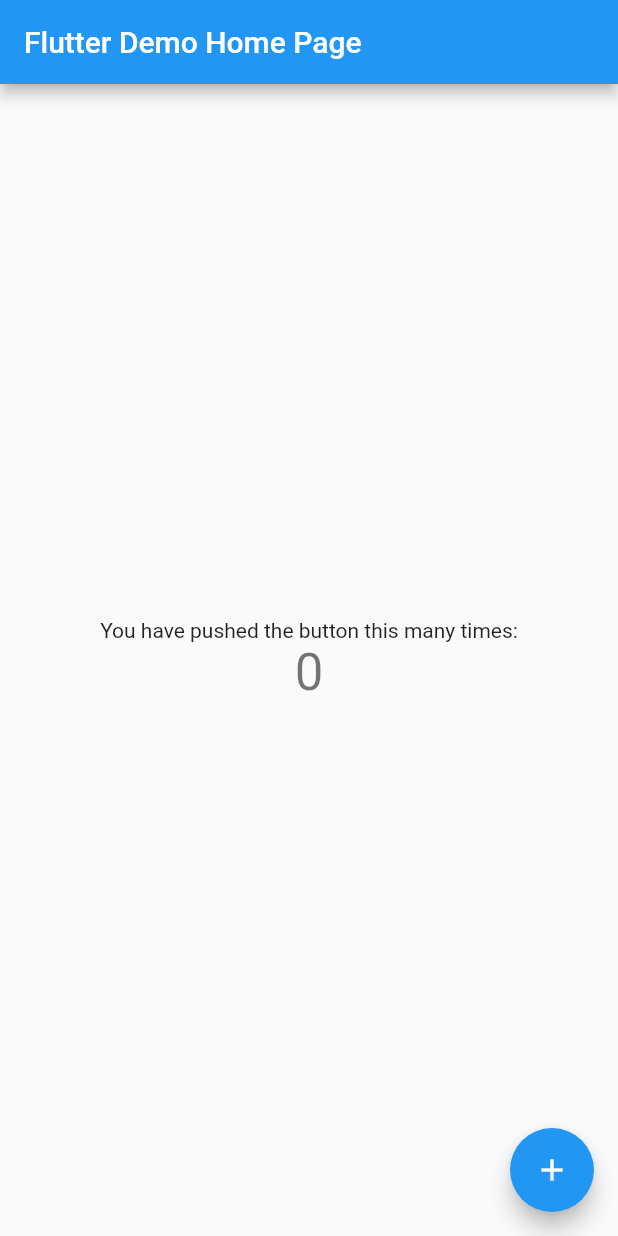
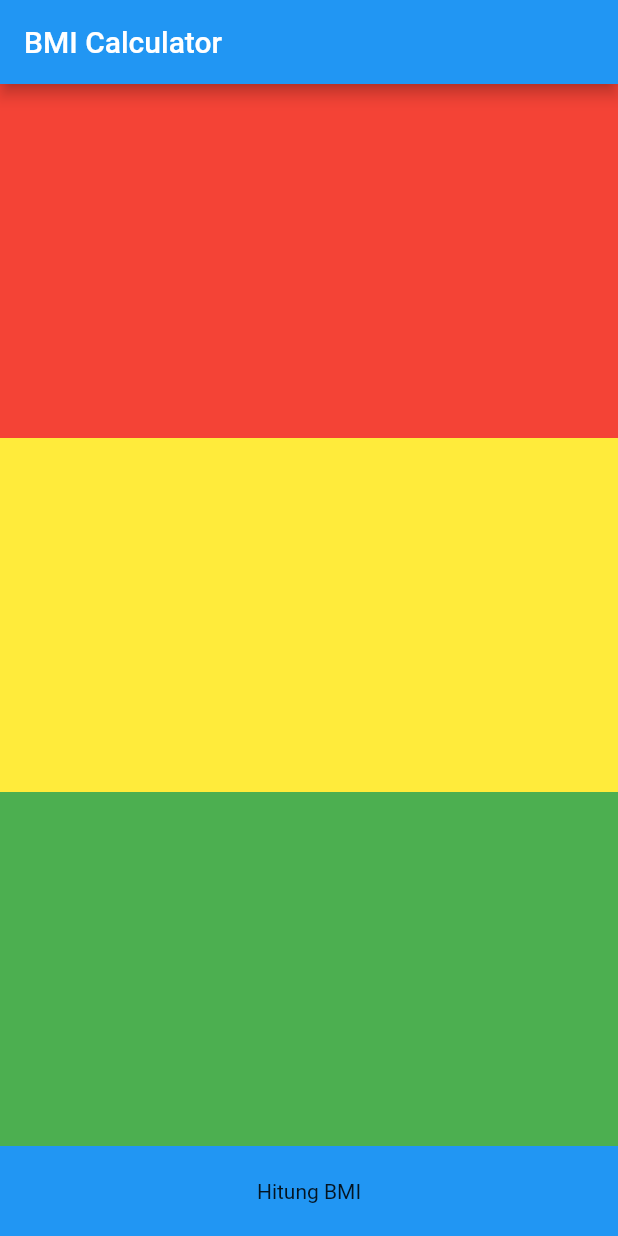
Before and after one commit to raihanpcr/app_bmi, a Flutter app: the screen it shows after launch, on a phone screen of 412 x 824 dp. Run offline on Flutter 3.47's test engine with Material 2 defaults, Android fonts, the phone set to English and light mode, and no system bars.

Commit message:
Thrid Commit

```diff
--- /dev/null
+++ b/lib/bmi_data_screen.dart
@@ -0,0 +1,52 @@
+import 'package:flutter/material.dart';
+
+import 'bmi_result_screen.dart';
+// import 'package:flutter/src/widgets/container.dart';
+// import 'package:flutter/src/widgets/framework.dart';
+
+class BmiDataScreen extends StatefulWidget {
+  const BmiDataScreen({super.key});
+
+  @override
+  State<BmiDataScreen> createState() => _BmiDataScreenState();
+}
+
+class _BmiDataScreenState extends State<BmiDataScreen> {
+  @override
+  Widget build(BuildContext context) {
+    return Scaffold(
+        appBar: AppBar(
+          title: const Text("BMI Calculator"),
+        ),
+        body: Column(children: [
+          Expanded(
+              child: Container(
+            color: Colors.red,
+          )),
+          Expanded(
+              child: Container(
+            color: Colors.yellow,
+          )),
+          Expanded(
+              child: Container(
+            color: Colors.green,
+          )),
+          GestureDetector(
+            onTap: () {
+              Navigator.of(context).push(
+                MaterialPageRoute(
+                  builder: ((context) {
+                    return const BmiResultScreen();
+                  }),
+                ),
+              );
+            },
+            child: Container(
+              height: 60,
+              color: Colors.blue,
+              child: const Center(child: Text("Hitung BMI")),
+            ),
+          )
+        ]));
+  }
+}
--- /dev/null
+++ b/lib/bmi_result_screen.dart
@@ -0,0 +1,16 @@
+import 'package:flutter/material.dart';
+// import 'package:flutter/src/widgets/container.dart';
+// import 'package:flutter/src/widgets/framework.dart';
+
+class BmiResultScreen extends StatelessWidget {
+  const BmiResultScreen({super.key});
+
+  @override
+  Widget build(BuildContext context) {
+    return Scaffold(
+      appBar: AppBar(
+        title: const Text("Hasil Hitung BMI")
+      ),
+    );
+  }
+}
--- a/lib/main.dart
+++ b/lib/main.dart
@@ -1,3 +1,4 @@
+import 'package:aplikasi_bmi/bmi_data_screen.dart';
 import 'package:flutter/material.dart';
 
 void main() {
@@ -24,92 +25,7 @@
           // is not restarted.
           primarySwatch: Colors.blue,
         ),
-      home: const MyHomePage(title: 'Flutter Demo Home Page'),
+        home: BmiDataScreen()
       );
     }
 }
-
-class MyHomePage extends StatefulWidget {
-  const MyHomePage({super.key, required this.title});
-
-  // This widget is the home page of your application. It is stateful, meaning
-  // that it has a State object (defined below) that contains fields that affect
-  // how it looks.
-
-  // This class is the configuration for the state. It holds the values (in this
-  // case the title) provided by the parent (in this case the App widget) and
-  // used by the build method of the State. Fields in a Widget subclass are
-  // always marked "final".
-
-  final String title;
-
-  @override
-  State<MyHomePage> createState() => _MyHomePageState();
-}
-
-class _MyHomePageState extends State<MyHomePage> {
-  int _counter = 0;
-
-  void _incrementCounter() {
-    setState(() {
-      // This call to setState tells the Flutter framework that something has
-      // changed in this State, which causes it to rerun the build method below
-      // so that the display can reflect the updated values. If we changed
-      // _counter without calling setState(), then the build method would not be
-      // called again, and so nothing would appear to happen.
-      _counter++;
-    });
-  }
-
-  @override
-  Widget build(BuildContext context) {
-    // This method is rerun every time setState is called, for instance as done
-    // by the _incrementCounter method above.
-    //
-    // The Flutter framework has been optimized to make rerunning build methods
-    // fast, so that you can just rebuild anything that needs updating rather
-    // than having to individually change instances of widgets.
-    return Scaffold(
-      appBar: AppBar(
-        // Here we take the value from the MyHomePage object that was created by
-        // the App.build method, and use it to set our appbar title.
-        title: Text(widget.title),
-      ),
-      body: Center(
-        // Center is a layout widget. It takes a single child and positions it
-        // in the middle of the parent.
-        child: Column(
-          // Column is also a layout widget. It takes a list of children and
-          // arranges them vertically. By default, it sizes itself to fit its
-          // children horizontally, and tries to be as tall as its parent.
-          //
-          // Invoke "debug painting" (press "p" in the console, choose the
-          // "Toggle Debug Paint" action from the Flutter Inspector in Android
-          // Studio, or the "Toggle Debug Paint" command in Visual Studio Code)
-          // to see the wireframe for each widget.
-          //
-          // Column has various properties to control how it sizes itself and
-          // how it positions its children. Here we use mainAxisAlignment to
-          // center the children vertically; the main axis here is the vertical
-          // axis because Columns are vertical (the cross axis would be
-          // horizontal).
-          mainAxisAlignment: MainAxisAlignment.center,
-          children: <Widget>[
-            const Text(
-              'You have pushed the button this many times:',
-            ),
-            Text(
-              '$_counter',
-              style: Theme.of(context).textTheme.headline4,
-            ),
-          ],
-        ),
-      ),
-      floatingActionButton: FloatingActionButton(
-        onPressed: _incrementCounter,
-        tooltip: 'Increment',
-        child: const Icon(Icons.add),
-      ), // This trailing comma makes auto-formatting nicer for build methods.
-    );
-  }
-}
```
Lines whose indentation alone changed are shown as unchanged.
